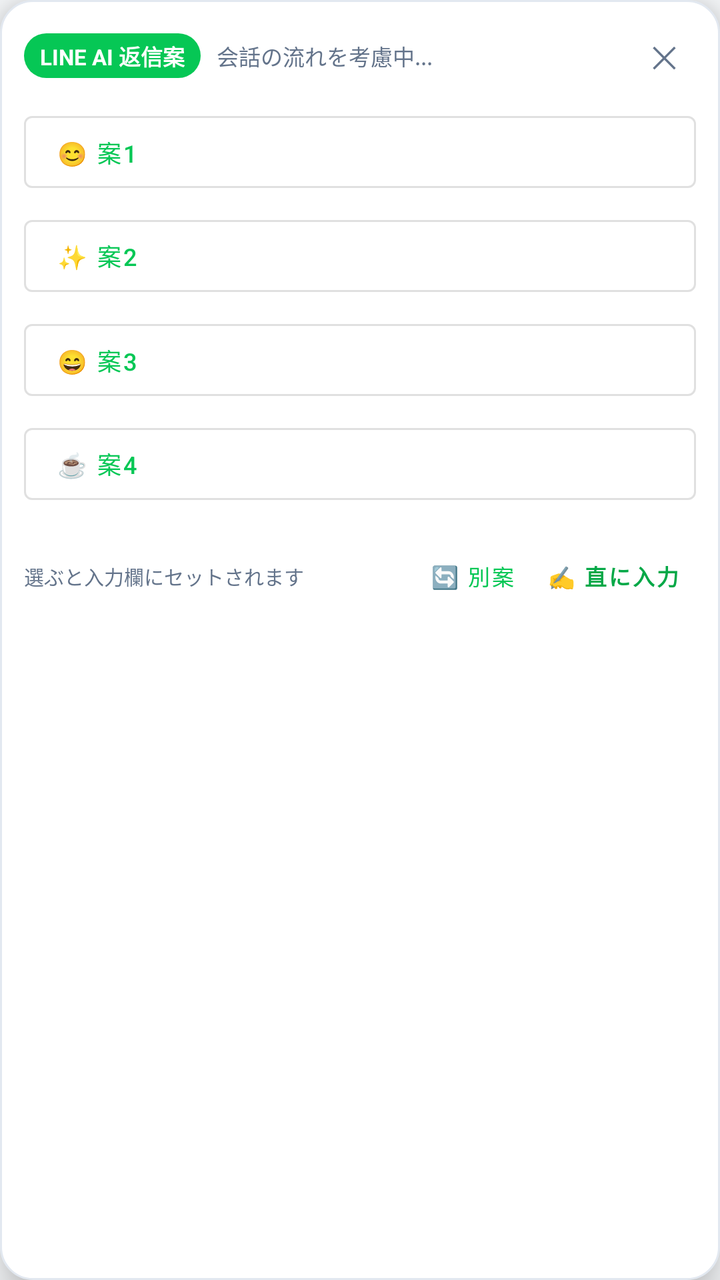
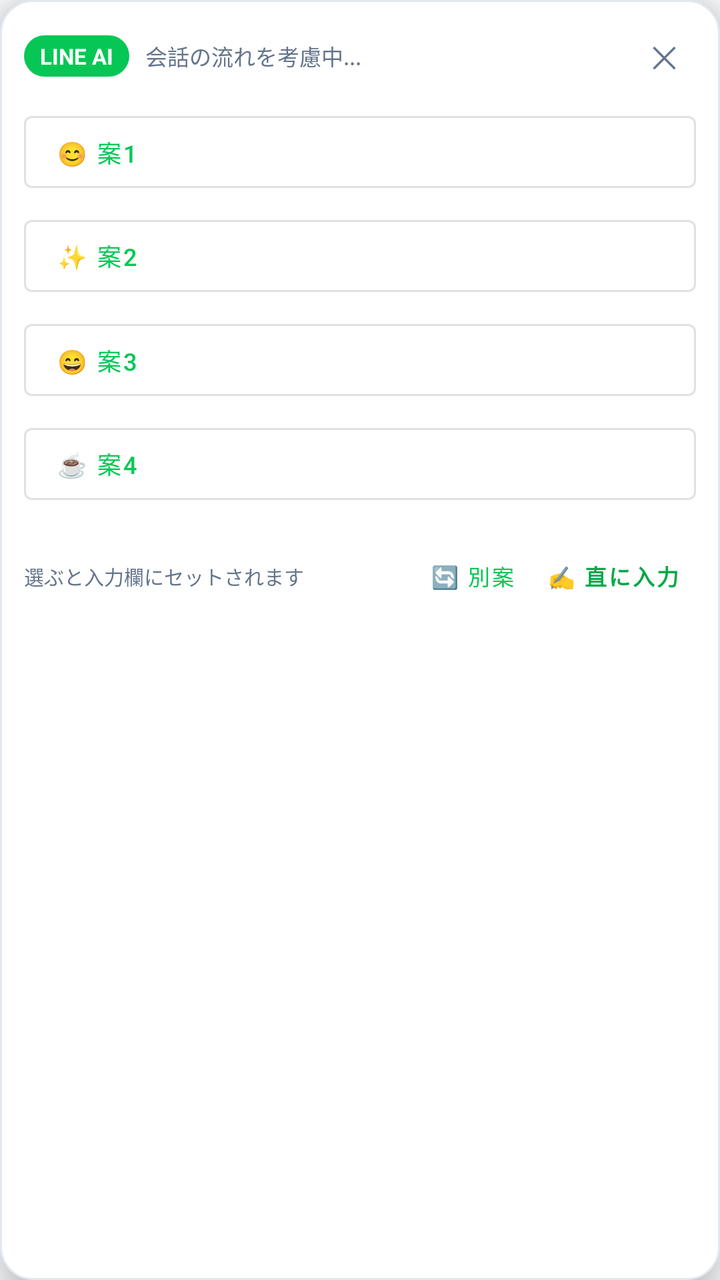

Two renders of the same Android screen: before a commit and after it. Below are the layout's source before the change and the commit's diff.
<!-- AndroidManifest.xml: application theme Theme.LineAiReply -->
<!-- res/layout/overlay_line_replies.xml -->
<?xml version="1.0" encoding="utf-8"?>
<LinearLayout xmlns:android="http://schemas.android.com/apk/res/android"
    android:id="@+id/cardRoot"
    android:layout_width="match_parent"
    android:layout_height="wrap_content"
    android:background="@drawable/bg_reply_sheet"
    android:elevation="12dp"
    android:orientation="vertical"
    android:padding="12dp">

    
    <LinearLayout
        android:layout_width="match_parent"
        android:layout_height="wrap_content"
        android:gravity="center_vertical"
        android:orientation="horizontal">

        <TextView
            android:layout_width="wrap_content"
            android:layout_height="wrap_content"
            android:background="@drawable/bg_line_pill"
            android:paddingHorizontal="8dp"
            android:paddingVertical="3dp"
            android:text="LINE AI 返信案"
            android:textColor="@color/white"
            android:textSize="11sp"
            android:textStyle="bold" />

        <TextView
            android:id="@+id/textContextSummary"
            android:layout_width="0dp"
            android:layout_height="wrap_content"
            android:layout_marginStart="8dp"
            android:layout_weight="1"
            android:ellipsize="end"
            android:maxLines="1"
            android:text="会話の流れを考慮中..."
            android:textColor="@color/text_secondary"
            android:textSize="11sp" />

        <TextView
            android:id="@+id/btnClose"
            android:layout_width="32dp"
            android:layout_height="32dp"
            android:gravity="center"
            android:text="✕"
            android:textColor="@color/text_secondary"
            android:textSize="15sp" />
    </LinearLayout>

    
    <LinearLayout
        android:id="@+id/optionsLayout"
        android:layout_width="match_parent"
        android:layout_height="wrap_content"
        android:layout_marginTop="8dp"
        android:orientation="vertical">

        <Button
            android:id="@+id/btnOpt1"
            style="@style/Widget.MaterialComponents.Button.OutlinedButton"
            android:layout_width="match_parent"
            android:layout_height="wrap_content"
            android:layout_marginBottom="4dp"
            android:gravity="start|center_vertical"
            android:paddingVertical="6dp"
            android:text="😊 案1"
            android:textAllCaps="false"
            android:textSize="12sp" />

        <Button
            android:id="@+id/btnOpt2"
            style="@style/Widget.MaterialComponents.Button.OutlinedButton"
            android:layout_width="match_parent"
            android:layout_height="wrap_content"
            android:layout_marginBottom="4dp"
            android:gravity="start|center_vertical"
            android:paddingVertical="6dp"
            android:text="✨ 案2"
            android:textAllCaps="false"
            android:textSize="12sp" />

        <Button
            android:id="@+id/btnOpt3"
            style="@style/Widget.MaterialComponents.Button.OutlinedButton"
            android:layout_width="match_parent"
            android:layout_height="wrap_content"
            android:layout_marginBottom="4dp"
            android:gravity="start|center_vertical"
            android:paddingVertical="6dp"
            android:text="😄 案3"
            android:textAllCaps="false"
            android:textSize="12sp" />

        <Button
            android:id="@+id/btnOpt4"
            style="@style/Widget.MaterialComponents.Button.OutlinedButton"
            android:layout_width="match_parent"
            android:layout_height="wrap_content"
            android:layout_marginBottom="6dp"
            android:gravity="start|center_vertical"
            android:paddingVertical="6dp"
            android:text="☕ 案4"
            android:textAllCaps="false"
            android:textSize="12sp" />
    </LinearLayout>

    
    <LinearLayout
        android:layout_width="match_parent"
        android:layout_height="wrap_content"
        android:gravity="center_vertical"
        android:orientation="horizontal"
        android:paddingTop="2dp">

        <TextView
            android:layout_width="0dp"
            android:layout_height="wrap_content"
            android:layout_weight="1"
            android:text="選ぶと入力欄にセットされます"
            android:textColor="@color/text_secondary"
            android:textSize="10sp" />

        <Button
            android:id="@+id/btnRegenerate"
            style="@style/Widget.MaterialComponents.Button.TextButton"
            android:layout_width="wrap_content"
            android:layout_height="wrap_content"
            android:minWidth="0dp"
            android:paddingHorizontal="8dp"
            android:text="🔄 別案"
            android:textSize="11sp" />

        <Button
            android:id="@+id/btnDirectType"
            style="@style/Widget.MaterialComponents.Button.TextButton"
            android:layout_width="wrap_content"
            android:layout_height="wrap_content"
            android:minWidth="0dp"
            android:paddingHorizontal="8dp"
            android:text="✍️ 直に入力"
            android:textColor="@color/line_green_dark"
            android:textSize="11sp"
            android:textStyle="bold" />
    </LinearLayout>

</LinearLayout>
<!-- resources referenced by this layout -->
<resources>
  <color name="line_green_dark">#05A847</color>
  <color name="text_secondary">#64748B</color>
  <color name="white">#FFFFFF</color>
  <!-- drawable bg_line_pill (drawable) -->
  <?xml version="1.0" encoding="utf-8"?>
  <shape xmlns:android="http://schemas.android.com/apk/res/android"
      android:shape="rectangle">
      <solid android:color="@color/line_green" />
      <corners android:radius="999dp" />
  </shape>
  <!-- drawable bg_reply_sheet (drawable) -->
  <?xml version="1.0" encoding="utf-8"?>
  <shape xmlns:android="http://schemas.android.com/apk/res/android"
      android:shape="rectangle">
      <solid android:color="@color/white" />
      <corners android:radius="16dp" />
      <stroke android:width="1dp" android:color="@color/border" />
  </shape>
  <style name="Theme.LineAiReply" parent="Theme.MaterialComponents.DayNight.NoActionBar">
          <item name="colorPrimary">@color/line_green</item>
          <item name="colorPrimaryDark">@color/line_green_dark</item>
          <item name="android:windowBackground">@color/bg_light</item>
      </style>
  <color name="line_green">#06C755</color>
  <color name="border">#E2E8F0</color>
  <color name="bg_light">#F8FAFC</color>
</resources>

<!-- the commit's change to res/layout/overlay_line_replies.xml (unified diff, before → after) -->
@@ -16,12 +16,13 @@
         android:orientation="horizontal">
 
         <TextView
+            android:id="@+id/textPlatformTag"
             android:layout_width="wrap_content"
             android:layout_height="wrap_content"
             android:background="@drawable/bg_line_pill"
             android:paddingHorizontal="8dp"
             android:paddingVertical="3dp"
-            android:text="LINE AI 返信案"
+            android:text="LINE AI"
             android:textColor="@color/white"
             android:textSize="11sp"
             android:textStyle="bold" />
@@ -122,6 +123,18 @@
             android:textSize="10sp" />
 
         <Button
+            android:id="@+id/btnQuickLineInvite"
+            style="@style/Widget.MaterialComponents.Button.TextButton"
+            android:layout_width="wrap_content"
+            android:layout_height="wrap_content"
+            android:minWidth="0dp"
+            android:paddingHorizontal="6dp"
+            android:text="📲 LINE誘う"
+            android:textColor="#D97706"
+            android:visibility="gone"
+            android:textSize="11sp" />
+
+        <Button
             android:id="@+id/btnRegenerate"
             style="@style/Widget.MaterialComponents.Button.TextButton"
             android:layout_width="wrap_content"
